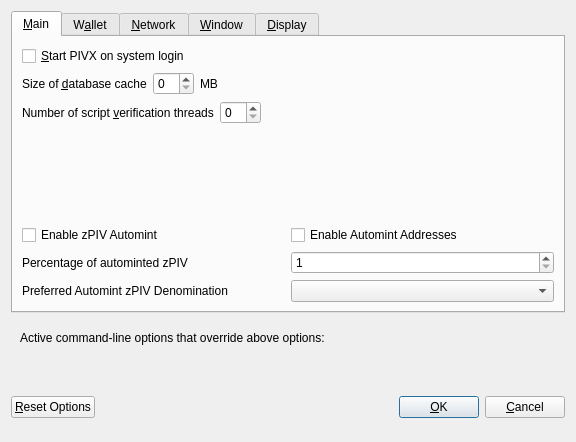
The window that src/qt/forms/optionsdialog.ui (cashcash-project/cashcash-2.0) describes before a commit, drawn with Qt 5.
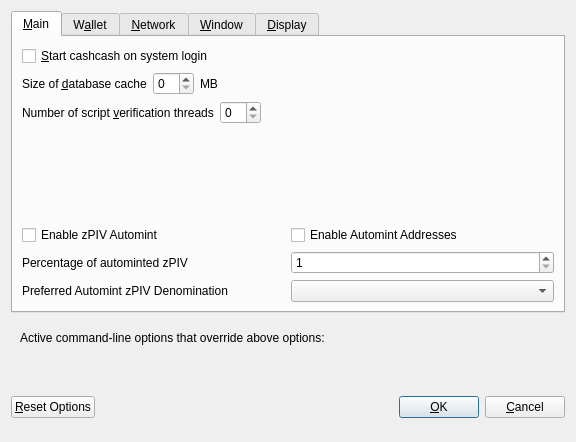
The same window after the commit. Custom widgets are drawn as their Qt base class.

```diff
--- a/src/qt/forms/optionsdialog.ui
+++ b/src/qt/forms/optionsdialog.ui
@@ -33,7 +33,7 @@
           <string>Automatically start PIVX after logging in to the system.</string>
          </property>
          <property name="text">
-          <string>&amp;Start PIVX on system login</string>
+          <string>&amp;Start cashcash on system login</string>
          </property>
         </widget>
        </item>
```
Left out of the diff: 10 changed lines with no effect on the pictures.
